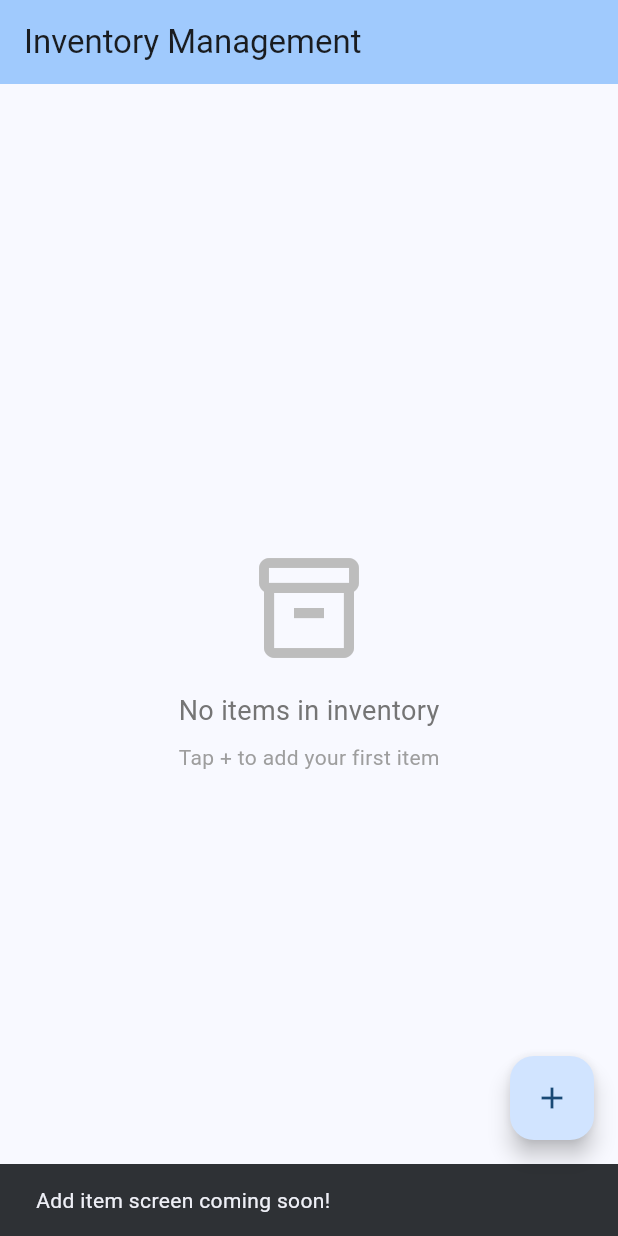
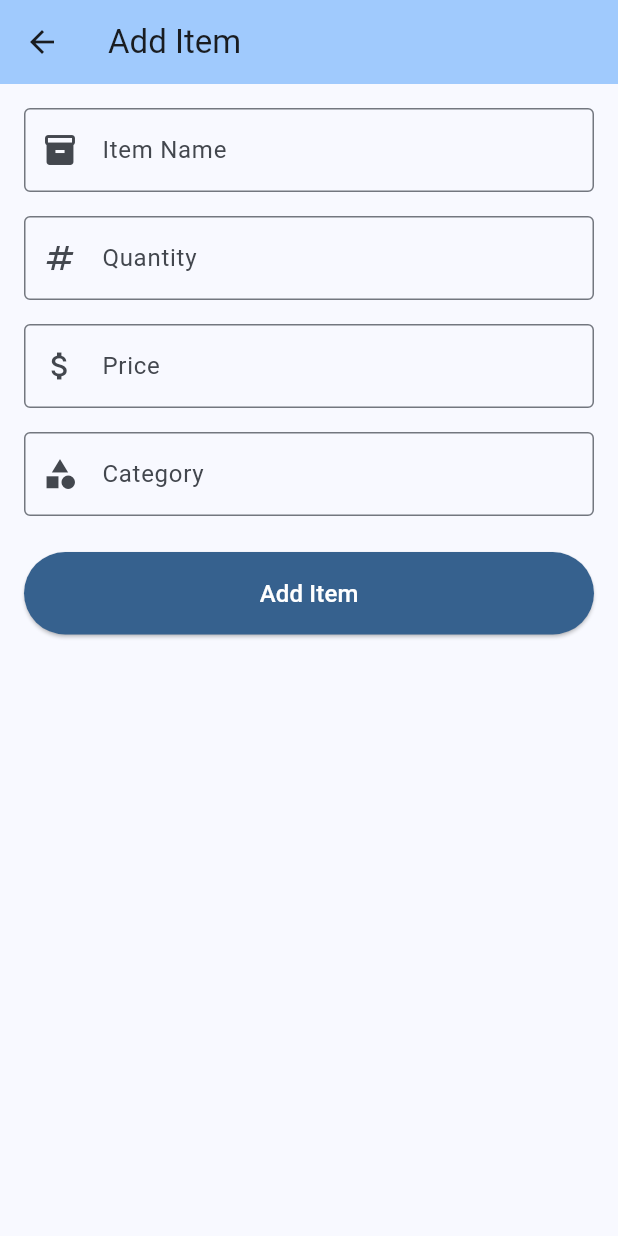
Before and after one commit to jithu2111/inclass15, a Flutter app: the screen it shows after launch, after a tap on the "add" icon, on a phone screen of 412 x 824 dp. Run offline on Flutter 3.47's test engine with Material 3 defaults, Android fonts, the phone set to English and light mode, and no system bars; our stand-ins replace cloud_firestore, firebase_core; accounts and stored records are empty; generated files the repository leaves out were written again.

Commit message:
add/edit screen and navigation

```diff
--- /dev/null
+++ b/lib/screens/add_edit_item_screen.dart
@@ -0,0 +1,291 @@
+import 'package:flutter/material.dart';
+import '../models/item.dart';
+import '../services/firestore_service.dart';
+
+class AddEditItemScreen extends StatefulWidget {
+  final Item? item; // Optional item parameter for editing
+
+  const AddEditItemScreen({super.key, this.item});
+
+  @override
+  State<AddEditItemScreen> createState() => _AddEditItemScreenState();
+}
+
+class _AddEditItemScreenState extends State<AddEditItemScreen> {
+  final _formKey = GlobalKey<FormState>();
+  final FirestoreService _firestoreService = FirestoreService();
+
+  // Text editing controllers
+  late TextEditingController _nameController;
+  late TextEditingController _quantityController;
+  late TextEditingController _priceController;
+  late TextEditingController _categoryController;
+
+  bool _isLoading = false;
+
+  @override
+  void initState() {
+    super.initState();
+    // Initialize controllers with existing data if editing
+    _nameController = TextEditingController(text: widget.item?.name ?? '');
+    _quantityController =
+        TextEditingController(text: widget.item?.quantity.toString() ?? '');
+    _priceController =
+        TextEditingController(text: widget.item?.price.toString() ?? '');
+    _categoryController =
+        TextEditingController(text: widget.item?.category ?? '');
+  }
+
+  @override
+  void dispose() {
+    // Clean up controllers
+    _nameController.dispose();
+    _quantityController.dispose();
+    _priceController.dispose();
+    _categoryController.dispose();
+    super.dispose();
+  }
+
+  bool get isEditMode => widget.item != null;
+
+  Future<void> _saveItem() async {
+    if (!_formKey.currentState!.validate()) {
+      return;
+    }
+
+    setState(() {
+      _isLoading = true;
+    });
+
+    try {
+      final item = Item(
+        id: widget.item?.id,
+        name: _nameController.text.trim(),
+        quantity: int.parse(_quantityController.text.trim()),
+        price: double.parse(_priceController.text.trim()),
+        category: _categoryController.text.trim(),
+        createdAt: widget.item?.createdAt ?? DateTime.now(),
+      );
+
+      if (isEditMode) {
+        await _firestoreService.updateItem(item);
+        if (mounted) {
+          ScaffoldMessenger.of(context).showSnackBar(
+            const SnackBar(content: Text('Item updated successfully!')),
+          );
+        }
+      } else {
+        await _firestoreService.addItem(item);
+        if (mounted) {
+          ScaffoldMessenger.of(context).showSnackBar(
+            const SnackBar(content: Text('Item added successfully!')),
+          );
+        }
+      }
+
+      if (mounted) {
+        Navigator.pop(context);
+      }
+    } catch (e) {
+      if (mounted) {
+        ScaffoldMessenger.of(context).showSnackBar(
+          SnackBar(content: Text('Error: $e')),
+        );
+      }
+    } finally {
+      if (mounted) {
+        setState(() {
+          _isLoading = false;
+        });
+      }
+    }
+  }
+
+  Future<void> _deleteItem() async {
+    final confirm = await showDialog<bool>(
+      context: context,
+      builder: (context) => AlertDialog(
+        title: const Text('Delete Item'),
+        content: const Text('Are you sure you want to delete this item?'),
+        actions: [
+          TextButton(
+            onPressed: () => Navigator.pop(context, false),
+            child: const Text('Cancel'),
+          ),
+          TextButton(
+            onPressed: () => Navigator.pop(context, true),
+            style: TextButton.styleFrom(foregroundColor: Colors.red),
+            child: const Text('Delete'),
+          ),
+        ],
+      ),
+    );
+
+    if (confirm == true && widget.item?.id != null) {
+      setState(() {
+        _isLoading = true;
+      });
+
+      try {
+        await _firestoreService.deleteItem(widget.item!.id!);
+        if (mounted) {
+          ScaffoldMessenger.of(context).showSnackBar(
+            const SnackBar(content: Text('Item deleted successfully!')),
+          );
+          Navigator.pop(context);
+        }
+      } catch (e) {
+        if (mounted) {
+          ScaffoldMessenger.of(context).showSnackBar(
+            SnackBar(content: Text('Error: $e')),
+          );
+        }
+      } finally {
+        if (mounted) {
+          setState(() {
+            _isLoading = false;
+          });
+        }
+      }
+    }
+  }
+
+  @override
+  Widget build(BuildContext context) {
+    return Scaffold(
+      appBar: AppBar(
+        title: Text(isEditMode ? 'Edit Item' : 'Add Item'),
+        backgroundColor: Theme.of(context).colorScheme.inversePrimary,
+        actions: [
+          if (isEditMode)
+            IconButton(
+              icon: const Icon(Icons.delete),
+              onPressed: _isLoading ? null : _deleteItem,
+            ),
+        ],
+      ),
+      body: _isLoading
+          ? const Center(child: CircularProgressIndicator())
+          : SingleChildScrollView(
+              padding: const EdgeInsets.all(16.0),
+              child: Form(
+                key: _formKey,
+                child: Column(
+                  crossAxisAlignment: CrossAxisAlignment.stretch,
+                  children: [
+                    // Item Name Field
+                    TextFormField(
+                      controller: _nameController,
+                      decoration: const InputDecoration(
+                        labelText: 'Item Name',
+                        hintText: 'Enter item name',
+                        border: OutlineInputBorder(),
+                        prefixIcon: Icon(Icons.inventory_2),
+                      ),
+                      validator: (value) {
+                        if (value == null || value.trim().isEmpty) {
+                          return 'Please enter item name';
+                        }
+                        return null;
+                      },
+                    ),
+                    const SizedBox(height: 16),
+
+                    // Quantity Field
+                    TextFormField(
+                      controller: _quantityController,
+                      decoration: const InputDecoration(
+                        labelText: 'Quantity',
+                        hintText: 'Enter quantity',
+                        border: OutlineInputBorder(),
+                        prefixIcon: Icon(Icons.numbers),
+                      ),
+                      keyboardType: TextInputType.number,
+                      validator: (value) {
+                        if (value == null || value.trim().isEmpty) {
+                          return 'Please enter quantity';
+                        }
+                        final quantity = int.tryParse(value.trim());
+                        if (quantity == null || quantity < 0) {
+                          return 'Please enter a valid quantity';
+                        }
+                        return null;
+                      },
+                    ),
+                    const SizedBox(height: 16),
+
+                    // Price Field
+                    TextFormField(
+                      controller: _priceController,
+                      decoration: const InputDecoration(
+                        labelText: 'Price',
+                        hintText: 'Enter price',
+                        border: OutlineInputBorder(),
+                        prefixIcon: Icon(Icons.attach_money),
+                      ),
+                      keyboardType:
+                          const TextInputType.numberWithOptions(decimal: true),
+                      validator: (value) {
+                        if (value == null || value.trim().isEmpty) {
+                          return 'Please enter price';
+                        }
+                        final price = double.tryParse(value.trim());
+                        if (price == null || price < 0) {
+                          return 'Please enter a valid price';
+                        }
+                        return null;
+                      },
+                    ),
+                    const SizedBox(height: 16),
+
+                    // Category Field
+                    TextFormField(
+                      controller: _categoryController,
+                      decoration: const InputDecoration(
+                        labelText: 'Category',
+                        hintText: 'Enter category',
+                        border: OutlineInputBorder(),
+                        prefixIcon: Icon(Icons.category),
+                      ),
+                      validator: (value) {
+                        if (value == null || value.trim().isEmpty) {
+                          return 'Please enter category';
+                        }
+                        return null;
+                      },
+                    ),
+                    const SizedBox(height: 24),
+
+                    // Save Button
+                    ElevatedButton(
+                      onPressed: _isLoading ? null : _saveItem,
+                      style: ElevatedButton.styleFrom(
+                        padding: const EdgeInsets.symmetric(vertical: 16),
+                        backgroundColor: Theme.of(context).colorScheme.primary,
+                        foregroundColor: Colors.white,
+                      ),
+                      child: Text(
+                        isEditMode ? 'Update Item' : 'Add Item',
+                        style: const TextStyle(fontSize: 16),
+                      ),
+                    ),
+                    const SizedBox(height: 16),
+
+                    // Delete Button (only in edit mode)
+                    if (isEditMode)
+                      OutlinedButton.icon(
+                        onPressed: _isLoading ? null : _deleteItem,
+                        icon: const Icon(Icons.delete),
+                        label: const Text('Delete Item'),
+                        style: OutlinedButton.styleFrom(
+                          padding: const EdgeInsets.symmetric(vertical: 16),
+                          foregroundColor: Colors.red,
+                        ),
+                      ),
+                  ],
+                ),
+              ),
+            ),
+    );
+  }
+}
--- a/lib/screens/inventory_home_page.dart
+++ b/lib/screens/inventory_home_page.dart
@@ -1,6 +1,7 @@
 import 'package:flutter/material.dart';
 import '../models/item.dart';
 import '../services/firestore_service.dart';
+import 'add_edit_item_screen.dart';
 
 class InventoryHomePage extends StatelessWidget {
   InventoryHomePage({super.key});
@@ -131,17 +132,10 @@ class InventoryHomePage extends StatelessWidget {
                     ],
                   ),
                   onTap: () {
-                    // TODO: Navigate to AddEditItemScreen with item
-                    // Navigator.push(
-                    //   context,
-                    //   MaterialPageRoute(
-                    //     builder: (context) => AddEditItemScreen(item: item),
-                    //   ),
-                    // );
-                    ScaffoldMessenger.of(context).showSnackBar(
-                      const SnackBar(
-                        content: Text('Edit screen coming soon!'),
-                        duration: Duration(seconds: 1),
+                    Navigator.push(
+                      context,
+                      MaterialPageRoute(
+                        builder: (context) => AddEditItemScreen(item: item),
                       ),
                     );
                   },
@@ -154,17 +148,10 @@ class InventoryHomePage extends StatelessWidget {
       ),
       floatingActionButton: FloatingActionButton(
         onPressed: () {
-          // TODO: Navigate to AddEditItemScreen
-          // Navigator.push(
-          //   context,
-          //   MaterialPageRoute(
-          //     builder: (context) => AddEditItemScreen(),
-          //   ),
-          // );
-          ScaffoldMessenger.of(context).showSnackBar(
-            const SnackBar(
-              content: Text('Add item screen coming soon!'),
-              duration: Duration(seconds: 1),
+          Navigator.push(
+            context,
+            MaterialPageRoute(
+              builder: (context) => const AddEditItemScreen(),
             ),
           );
         },
```
